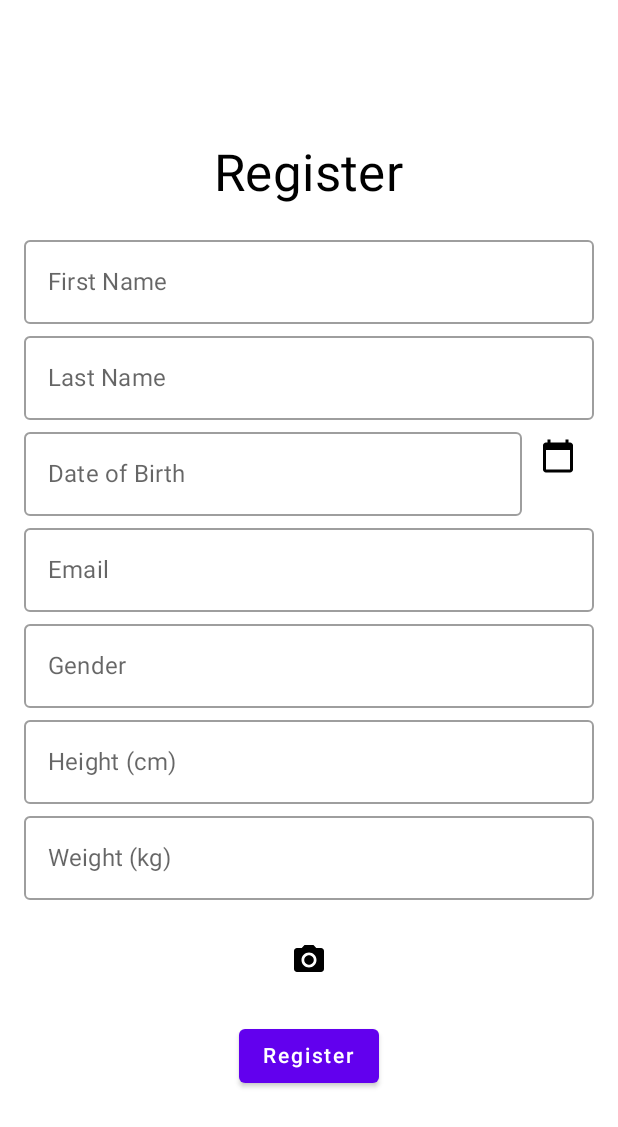
After one commit to lucijastojkoviccc/WalkApp, an Android app built with Jetpack Compose: the composable RegisterScreen shown on its own in the app's theme, on a phone screen of 412 x 824 dp. The commit adds this screen. Shown: the top 1127 px of the screen. Run offline under Robolectric (Android 15) with nearby library versions, the phone set to English and light mode, and no system bars; our stand-ins replace Firebase (no records; nobody signed in at launch, a user with empty details on screens opened directly).

Commit message:
Register

```diff
--- /dev/null
+++ b/app/src/main/java/com/example/trackmyfit/register/RegisterScreen.kt
@@ -0,0 +1,216 @@
+
+import android.app.Activity
+import android.content.Intent
+import android.graphics.Bitmap
+import android.net.Uri
+import android.provider.MediaStore
+import android.util.Log
+import androidx.activity.compose.rememberLauncherForActivityResult
+import androidx.activity.result.contract.ActivityResultContracts
+import androidx.compose.foundation.Image
+import androidx.compose.foundation.layout.*
+import androidx.compose.foundation.shape.CircleShape
+import androidx.compose.material.*
+import androidx.compose.material.icons.Icons
+import androidx.compose.material.icons.filled.CameraAlt
+import android.app.DatePickerDialog
+import android.widget.DatePicker
+import androidx.compose.foundation.layout.*
+import androidx.compose.material.*
+import androidx.compose.material.icons.filled.CalendarToday
+import androidx.compose.runtime.*
+import androidx.compose.ui.Modifier
+import androidx.compose.ui.platform.LocalContext
+import androidx.compose.ui.unit.dp
+import androidx.lifecycle.viewmodel.compose.viewModel
+import java.util.*
+import com.example.trackmyfit.register.RegisterViewModel
+import androidx.compose.ui.Alignment
+import androidx.compose.ui.text.input.KeyboardType
+//import androidx.compose.ui.text.input.KeyboardOptions
+import androidx.compose.ui.draw.clip
+import androidx.compose.ui.graphics.asImageBitmap
+import androidx.compose.ui.layout.ContentScale
+import androidx.compose.ui.platform.LocalContext
+import androidx.compose.ui.unit.dp
+import androidx.compose.ui.window.Dialog
+import androidx.core.content.FileProvider
+import androidx.lifecycle.viewmodel.compose.viewModel
+import com.bumptech.glide.Glide
+import kotlinx.coroutines.launch
+import java.io.File
+
+
+@Composable
+fun RegisterScreen(viewModel: RegisterViewModel = viewModel()) {
+    val state by viewModel.state.collectAsState()
+    val context = LocalContext.current
+    val coroutineScope = rememberCoroutineScope()
+
+    var showImageDialog by remember { mutableStateOf(false) }
+    var imageUri by remember { mutableStateOf<Uri?>(null) }
+    var imageBitmap by remember { mutableStateOf<Bitmap?>(null) }
+
+    val cameraLauncher = rememberLauncherForActivityResult(ActivityResultContracts.TakePicture()) { success ->
+        if (success) {
+            imageUri?.let {
+                imageBitmap = MediaStore.Images.Media.getBitmap(context.contentResolver, it)
+                viewModel.onProfilePictureChange(it)
+            }
+        }
+    }
+    val galleryLauncher = rememberLauncherForActivityResult(ActivityResultContracts.GetContent()) { uri: Uri? ->
+        uri?.let {
+            imageUri = it
+            imageBitmap = MediaStore.Images.Media.getBitmap(context.contentResolver, uri)
+            viewModel.onProfilePictureChange(uri)
+        }
+    }
+
+    if (showImageDialog) {
+        Dialog(onDismissRequest = { showImageDialog = false }) {
+            Surface(shape = MaterialTheme.shapes.medium, elevation = 8.dp) {
+                Column(modifier = Modifier.padding(16.dp)) {
+                    Text("Select Image", style = MaterialTheme.typography.h6)
+                    Spacer(modifier = Modifier.height(8.dp))
+                    Button(onClick = {
+                        showImageDialog = false
+                        val tempFile = File.createTempFile("profile", ".jpg", context.cacheDir).apply {
+                            createNewFile()
+                            deleteOnExit()
+                        }
+                        imageUri = FileProvider.getUriForFile(
+                            context,
+                            "${context.packageName}.fileprovider",
+                            tempFile
+                        )
+                        imageUri?.let {
+                            cameraLauncher.launch(it)
+                        }
+                    }) {
+                        Text("Take a Picture")
+                    }
+                    Spacer(modifier = Modifier.height(8.dp))
+                    Button(onClick = {
+                        showImageDialog = false
+                        galleryLauncher.launch("image/*")
+                    }) {
+                        Text("Choose from Gallery")
+                    }
+                }
+            }
+        }
+    }
+
+    // Local state for the selected date
+    var selectedDate by remember { mutableStateOf("") }
+
+    // DatePicker dialog
+    val calendar = Calendar.getInstance()
+    val datePickerDialog = DatePickerDialog(
+        context,
+        { _: DatePicker, year: Int, month: Int, dayOfMonth: Int ->
+            selectedDate = "$dayOfMonth/${month + 1}/$year"
+            viewModel.onBirthDateChange(selectedDate)
+        },
+        calendar.get(Calendar.YEAR),
+        calendar.get(Calendar.MONTH),
+        calendar.get(Calendar.DAY_OF_MONTH)
+    )
+
+    Column(
+        modifier = Modifier
+            .fillMaxSize()
+            .padding(16.dp),
+        verticalArrangement = Arrangement.Center,
+        horizontalAlignment = Alignment.CenterHorizontally
+    ) {
+        Text(text = "Register", style = MaterialTheme.typography.h4)
+
+        Spacer(modifier = Modifier.height(16.dp))
+
+        OutlinedTextField(
+            value = state.firstName,
+            onValueChange = { viewModel.onFirstNameChange(it) },
+            label = { Text("First Name") },
+            modifier = Modifier.fillMaxWidth()
+        )
+
+        OutlinedTextField(
+            value = state.lastName,
+            onValueChange = { viewModel.onLastNameChange(it) },
+            label = { Text("Last Name") },
+            modifier = Modifier.fillMaxWidth()
+        )
+
+        // BirthDate Input with Calendar Icon
+        Row(modifier = Modifier.fillMaxWidth()) {
+            OutlinedTextField(
+                value = state.birthDate,
+                onValueChange = { viewModel.onBirthDateChange(it) },
+                label = { Text("Date of Birth") },
+                modifier = Modifier.weight(1f),
+                //keyboardOptions = KeyboardOptions.Default.copy(keyboardType = KeyboardType.Number)
+            )
+            IconButton(onClick = { datePickerDialog.show() }) {
+                Icon(imageVector = Icons.Default.CalendarToday, contentDescription = "Select Date")
+            }
+        }
+
+        OutlinedTextField(
+            value = state.email,
+            onValueChange = { viewModel.onEmailChange(it) },
+            label = { Text("Email") },
+            modifier = Modifier.fillMaxWidth(),
+            //keyboardOptions = KeyboardOptions.Default.copy(keyboardType = KeyboardType.Email)
+        )
+
+        OutlinedTextField(
+            value = state.gender,
+            onValueChange = { viewModel.onGenderChange(it) },
+            label = { Text("Gender") },
+            modifier = Modifier.fillMaxWidth()
+        )
+
+        OutlinedTextField(
+            value = state.height,
+            onValueChange = { viewModel.onHeightChange(it) },
+            label = { Text("Height (cm)") },
+            modifier = Modifier.fillMaxWidth(),
+            //keyboardOptions = KeyboardOptions.Default.copy(keyboardType = KeyboardType.Number)
+        )
+
+        OutlinedTextField(
+            value = state.weight,
+            onValueChange = { viewModel.onWeightChange(it) },
+            label = { Text("Weight (kg)") },
+            modifier = Modifier.fillMaxWidth(),
+            //keyboardOptions = KeyboardOptions.Default.copy(keyboardType = KeyboardType.Number)
+        )
+
+        Spacer(modifier = Modifier.height(16.dp))
+
+        // Display profile picture or camera icon
+        if (imageBitmap != null) {
+            Image(
+                bitmap = imageBitmap!!.asImageBitmap(),
+                contentDescription = "Profile Picture",
+                modifier = Modifier
+                    .size(100.dp)
+                    .clip(CircleShape),
+                contentScale = ContentScale.Crop
+            )
+        } else {
+            IconButton(onClick = { showImageDialog = true }) {
+                Icon(imageVector = Icons.Default.CameraAlt, contentDescription = "Select Image")
+            }
+        }
+
+        // Ostali elementi interfejsa za unos korisničkih podataka (npr. ime, email...)
+        Spacer(modifier = Modifier.height(16.dp))
+
+        Button(onClick = { viewModel.onRegisterClick() }) {
+            Text(text = "Register")
+        }
+    }
+}
--- /dev/null
+++ b/app/src/main/java/com/example/trackmyfit/register/RergisterState.kt
@@ -0,0 +1,13 @@
+package com.example.trackmyfit.register
+import android.net.Uri
+
+data class RegisterState(
+    val firstName: String = "",
+    val lastName: String = "",
+    val birthDate: String = "",
+    val email: String = "",
+    val gender: String = "",
+    val height: String = "",
+    val weight: String = "",
+    val profilePictureUri: Uri? = null
+)
--- a/app/src/main/res/values/strings.xml
+++ b/app/src/main/res/values/strings.xml
@@ -1,3 +1,4 @@
 <resources>
     <string name="app_name">TrackMyFit</string>
+    <string name="google_maps_key">AIzaSyChRwRFFCzH2JQvzq3JVwEL0nKoMXTCXlA</string>
 </resources>
```
Also changed, not shown: app/build.gradle.kts (+34 -0 lines), app/src/main/AndroidManifest.xml (+17 -0 lines), app/src/main/java/com/example/trackmyfit/MainActivity.kt (+22 -21 lines), app/src/main/java/com/example/trackmyfit/register/RegisterViewModel.kt (added, +66 -0 lines), gradle/libs.versions.toml (+39 -0 lines).
